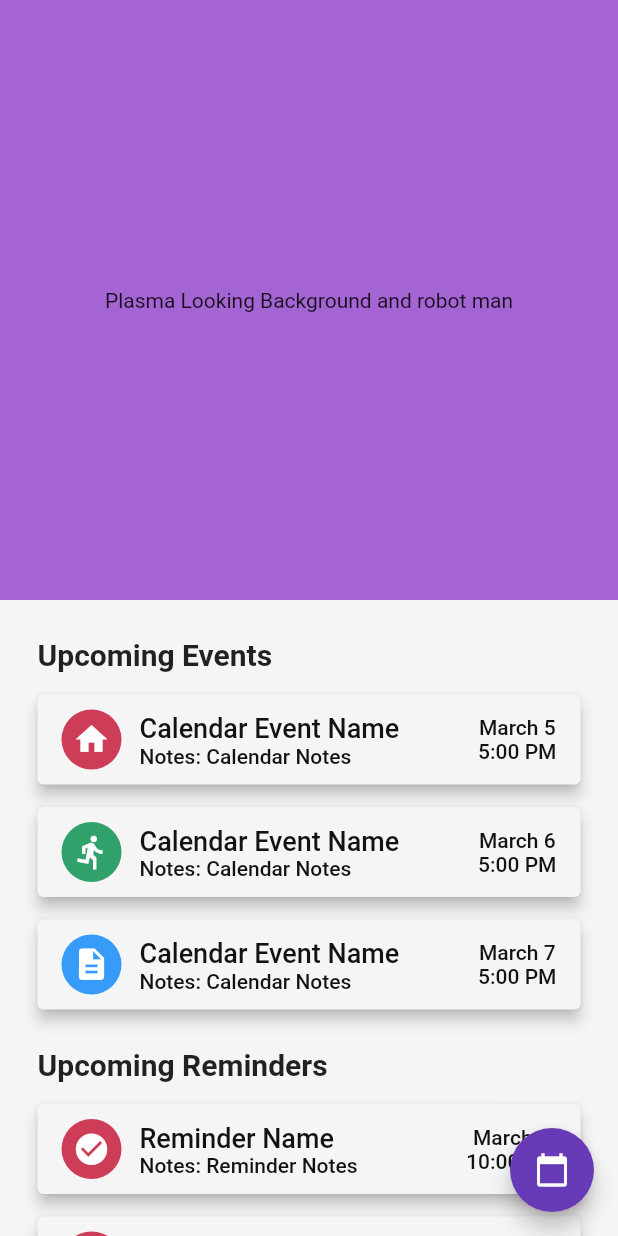
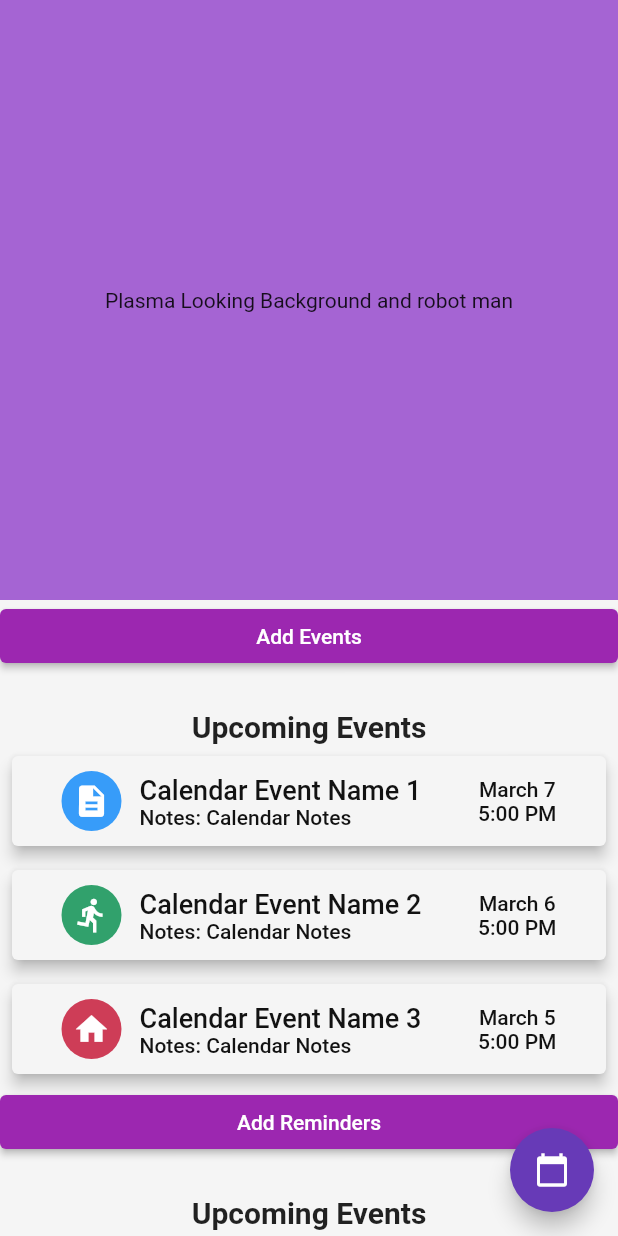
Before and after one commit to Peyton232/tartan_hacks, a Flutter app: the screen it shows after launch, on a phone screen of 412 x 824 dp. Run offline on Flutter 3.47's test engine with Material 2 defaults, Android fonts, the phone set to English and light mode, and no system bars; our stand-ins replace firebase_database; accounts and stored records are empty.

Commit message:
added functionality for reminder and event pages

```diff
--- a/lib/CustomWidgets/Events/EventsContainer.dart
+++ b/lib/CustomWidgets/Events/EventsContainer.dart
@@ -1,5 +1,6 @@
 import 'package:flutter/material.dart';
 import 'package:tartan_hacks/Data/constants.dart';
+import 'package:tartan_hacks/Data/globals.dart' as globals;
 import 'package:tartan_hacks/CustomWidgets/Events/EventCard.dart';
 import 'package:tartan_hacks/CustomWidgets/Events/EventTemplatePage.dart';
 
@@ -27,70 +28,31 @@ class _UpcomingEventsState extends State<UpcomingEvents> {
                   "Upcoming Events",
                   style: kHeaderTextStyle,
                 ),
-                Padding(
-                  padding: EdgeInsets.only(top: 15.0),
+              ],
+            ),
+          ),
+          Container(
+            child: ListView.builder(
+              physics: ClampingScrollPhysics(),
+              shrinkWrap: true,
+              itemCount: globals.Events.length,
+              itemBuilder: (BuildContext context, int index) {
+                return Padding(
+                  padding: const EdgeInsets.all(8.0),
                   child: EventCard(
-                    eventName: "Calendar Event Name",
-                    eventNotes: "Calendar Notes",
-                    eventDate: "March 5",
-                    eventTime: "5:00 PM",
-                    categoryIcon: Icons.home,
-                    categoryColor: kRed,
-                    buttonPressed: () {
-                      Navigator.push(
-                        context,
-                        MaterialPageRoute(
-                          builder: (context) => EventTemplatePage(
-                            eventName: "(Certain Event)",
-                          ),
-                        ),
-                      );
-                    },
+                    eventName: globals.Events[index].eventName,
+                    eventNotes: globals.Events[index].eventNotes,
+                    eventDate: globals.Events[index].eventDate,
+                    eventTime: globals.Events[index].eventTime,
+                    categoryIcon: globals.Events[index].categoryIcon,
+                    categoryColor: globals.Events[index].categoryColor,
+                    //setup subpage here
+                    // paragraph: globals.Events[index].paragraph,
+                    // stepsA: globals.Events[index].steps,
+                    // videoKey: globals.Events[index].video,
                   ),
-                ),
-                Padding(
-                  padding: EdgeInsets.only(top: 15.0),
-                  child: EventCard(
-                    eventName: "Calendar Event Name",
-                    eventNotes: "Calendar Notes",
-                    eventDate: "March 6",
-                    eventTime: "5:00 PM",
-                    categoryIcon: Icons.directions_run,
-                    categoryColor: kGreen,
-                    buttonPressed: () {
-                      Navigator.push(
-                        context,
-                        MaterialPageRoute(
-                          builder: (context) => EventTemplatePage(
-                            eventName: "(Certain Event)",
-                          ),
-                        ),
-                      );
-                    },
-                  ),
-                ),
-                Padding(
-                  padding: EdgeInsets.only(top: 15.0),
-                  child: EventCard(
-                    eventName: "Calendar Event Name",
-                    eventNotes: "Calendar Notes",
-                    eventDate: "March 7",
-                    eventTime: "5:00 PM",
-                    categoryIcon: Icons.description,
-                    categoryColor: kBlue,
-                    buttonPressed: () {
-                      Navigator.push(
-                        context,
-                        MaterialPageRoute(
-                          builder: (context) => EventTemplatePage(
-                            eventName: "(Certain Event)",
-                          ),
-                        ),
-                      );
-                    },
-                  ),
-                ),
-              ],
+                );
+              },
             ),
           ),
         ],
--- a/lib/CustomWidgets/Reminders/RemindersContainer.dart
+++ b/lib/CustomWidgets/Reminders/RemindersContainer.dart
@@ -2,6 +2,7 @@ import 'package:flutter/material.dart';
 import 'package:tartan_hacks/CustomWidgets/Reminders/ReminderTemplatePage.dart';
 import 'package:tartan_hacks/Data/constants.dart';
 import 'package:tartan_hacks/CustomWidgets/Reminders/ReminderCard.dart';
+import 'package:tartan_hacks/Data/globals.dart' as globals;
 
 class UpcomingReminders extends StatefulWidget {
   @override
@@ -15,79 +16,43 @@ class _UpcomingRemindersState extends State<UpcomingReminders> {
       child: Column(
         children: <Widget>[
           Container(
-            padding: EdgeInsets.symmetric(vertical: 25.0, horizontal: 10.0),
+            padding: EdgeInsets.only(
+              top: 25.0,
+              left: 10.0,
+              right: 10.0,
+            ),
             child: Column(
               crossAxisAlignment: CrossAxisAlignment.start,
               children: <Widget>[
-                //TODO: Build cards from a list
                 Text(
-                  "Upcoming Reminders",
+                  "Upcoming Events",
                   style: kHeaderTextStyle,
                 ),
-                Padding(
-                  padding: EdgeInsets.only(top: 15.0),
+              ],
+            ),
+          ),
+          Container(
+            child: ListView.builder(
+              physics: ClampingScrollPhysics(),
+              shrinkWrap: true,
+              itemCount: globals.Events.length,
+              itemBuilder: (BuildContext context, int index) {
+                return Padding(
+                  padding: const EdgeInsets.all(8.0),
                   child: ReminderCard(
-                    reminderName: "Reminder Name",
-                    reminderNotes: "Reminder Notes",
-                    reminderDate: "March 5",
-                    reminderTime: "10:00 PM",
-                    categoryIcon: Icons.check_circle,
-                    categoryColor: kRed,
-                    buttonPressed: () {
-                      Navigator.push(
-                        context,
-                        MaterialPageRoute(
-                          builder: (context) => ReminderTemplatePage(
-                            reminderName: "(Certain reminder)",
-                          ),
-                        ),
-                      );
-                    },
+                    reminderName: globals.Reminds[index].reminderName,
+                    reminderNotes: globals.Reminds[index].reminderNotes,
+                    reminderDate: globals.Reminds[index].reminderDate,
+                    reminderTime: globals.Reminds[index].reminderTime,
+                    categoryIcon: globals.Reminds[index].categoryIcon,
+                    categoryColor: globals.Reminds[index].categoryColor,
+                    //setup subpage here
+                    // paragraph: globals.Events[index].paragraph,
+                    // stepsA: globals.Events[index].steps,
+                    // videoKey: globals.Events[index].video,
                   ),
-                ),
-                Padding(
-                  padding: EdgeInsets.only(top: 15.0),
-                  child: ReminderCard(
-                    reminderName: "Reminder Name",
-                    reminderNotes: "Reminder Notes",
-                    reminderDate: "March 5",
-                    reminderTime: "10:00 PM",
-                    categoryIcon: Icons.check_circle,
-                    categoryColor: kRed,
-                    buttonPressed: () {
-                      Navigator.push(
-                        context,
-                        MaterialPageRoute(
-                          builder: (context) => ReminderTemplatePage(
-                            reminderName: "(Certain reminder)",
-                          ),
-                        ),
-                      );
-                    },
-                  ),
-                ),
-                Padding(
-                  padding: EdgeInsets.only(top: 15.0),
-                  child: ReminderCard(
-                    reminderName: "Reminder Name",
-                    reminderNotes: "Reminder Notes",
-                    reminderDate: "March 5",
-                    reminderTime: "10:00 PM",
-                    categoryIcon: Icons.check_circle,
-                    categoryColor: kBlue,
-                    buttonPressed: () {
-                      Navigator.push(
-                        context,
-                        MaterialPageRoute(
-                          builder: (context) => ReminderTemplatePage(
-                            reminderName: "(Certain reminder)",
-                          ),
-                        ),
-                      );
-                    },
-                  ),
-                ),
-              ],
+                );
+              },
             ),
           ),
         ],
--- /dev/null
+++ b/lib/Data/globals.dart
@@ -0,0 +1,62 @@
+library my_prj.globals;
+
+import 'package:flutter/material.dart';
+import '../CustomWidgets/Events/EventCard.dart';
+import '../CustomWidgets/Reminders/ReminderCard.dart';
+import '../CustomWidgets/Categories/CategoryCard.dart';
+import 'package:tartan_hacks/Data/constants.dart';
+
+//hardcoded a few starting ones
+List<EventCard> Events = [
+  EventCard(
+    eventName: "Calendar Event Name 1",
+    eventNotes: "Calendar Notes",
+    eventDate: "March 7",
+    eventTime: "5:00 PM",
+    categoryIcon: Icons.description,
+    categoryColor: kBlue,
+  ),
+  EventCard(
+    eventName: "Calendar Event Name 2",
+    eventNotes: "Calendar Notes",
+    eventDate: "March 6",
+    eventTime: "5:00 PM",
+    categoryIcon: Icons.directions_run,
+    categoryColor: kGreen,
+  ),
+  EventCard(
+    eventName: "Calendar Event Name 3",
+    eventNotes: "Calendar Notes",
+    eventDate: "March 5",
+    eventTime: "5:00 PM",
+    categoryIcon: Icons.home,
+    categoryColor: kRed,
+  )
+];
+
+List<ReminderCard> Reminds = [
+  ReminderCard(
+    reminderName: "Reminder Name 1",
+    reminderNotes: "Reminder Notes",
+    reminderDate: "March 5",
+    reminderTime: "10:00 PM",
+    categoryIcon: Icons.check_circle,
+    categoryColor: kRed,
+  ),
+  ReminderCard(
+    reminderName: "Reminder Name 2",
+    reminderNotes: "Reminder Notes",
+    reminderDate: "March 5",
+    reminderTime: "10:00 PM",
+    categoryIcon: Icons.check_circle,
+    categoryColor: kBlue,
+  ),
+  ReminderCard(
+    reminderName: "Reminder Name 3",
+    reminderNotes: "Reminder Notes",
+    reminderDate: "March 5",
+    reminderTime: "10:00 PM",
+    categoryIcon: Icons.check_circle,
+    categoryColor: kRed,
+  ),
+];
--- a/lib/Pages/WelcomeScreen.dart
+++ b/lib/Pages/WelcomeScreen.dart
@@ -5,6 +5,8 @@ import 'package:tartan_hacks/CustomWidgets/Reminders/RemindersContainer.dart';
 import 'package:tartan_hacks/Data/constants.dart';
 import 'package:tartan_hacks/CustomWidgets/Reminders/ReminderCard.dart';
 import '../database/database.dart';
+import 'AddEventPage.dart';
+import 'AddReminderPage.dart';
 
 class WelcomeScreen extends StatefulWidget {
   @override
@@ -35,7 +37,35 @@ class _WelcomeScreenState extends State<WelcomeScreen> {
                 child: Text("Plasma Looking Background and robot man"),
               ),
             ),
+            ElevatedButton(
+              onPressed: () {
+                Navigator.push(
+                  context,
+                  MaterialPageRoute(
+                    builder: (context) => AddEventPage(),
+                  ),
+                );
+              },
+              child: Text("Add Events"),
+              style: ElevatedButton.styleFrom(
+                primary: Colors.purple, // background
+              ),
+            ),
             UpcomingEvents(),
+            ElevatedButton(
+              onPressed: () {
+                Navigator.push(
+                  context,
+                  MaterialPageRoute(
+                    builder: (context) => AddReminderPage(),
+                  ),
+                );
+              },
+              child: Text("Add Reminders"),
+              style: ElevatedButton.styleFrom(
+                primary: Colors.purple, // background
+              ),
+            ),
             UpcomingReminders(),
             CategoriesContainer(),
             ElevatedButton(
@@ -43,6 +73,7 @@ class _WelcomeScreenState extends State<WelcomeScreen> {
                 //sendData("example data 2 electric boogaloo"),
                  readData(),
               },
+              child: Text("Read database"),
             ),
           ],
         ),
```
Also changed, not shown: lib/CustomWidgets/Events/EventCard.dart (+16 -2 lines), lib/CustomWidgets/Events/EventTemplatePage.dart (+11 -0 lines), lib/CustomWidgets/Reminders/ReminderCard.dart (+16 -2 lines), lib/CustomWidgets/Reminders/ReminderTemplatePage.dart (+11 -1 lines), lib/Pages/AddEventPage.dart (added, +25 -0 lines), lib/Pages/AddReminderPage.dart (added, +25 -0 lines).
